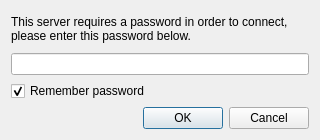
This is src/gui/passwordDlg.ui in Destroyerrrocket/doomseeker-unofficial as Qt 5 draws it before an edit. The edited form follows.
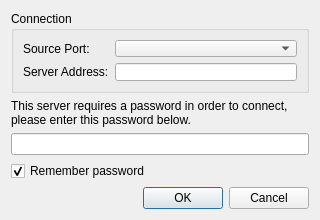
This is the edited form.

Commit message: - You can now just use "--rcon" by itself and get a full connection dialog.  There's still a little bit of cleanup work to do (such as make hasRcon() available without creating a server instance).

Diff of the .ui file:
```diff
--- a/src/gui/passwordDlg.ui
+++ b/src/gui/passwordDlg.ui
@@ -7,11 +7,11 @@
     <x>0</x>
     <y>0</y>
     <width>320</width>
-    <height>140</height>
+    <height>220</height>
    </rect>
   </property>
   <property name="sizePolicy">
-   <sizepolicy hsizetype="Minimum" vsizetype="Fixed">
+   <sizepolicy hsizetype="Maximum" vsizetype="Preferred">
     <horstretch>0</horstretch>
     <verstretch>0</verstretch>
    </sizepolicy>
@@ -19,19 +19,48 @@
   <property name="minimumSize">
    <size>
     <width>320</width>
-    <height>140</height>
+    <height>0</height>
    </size>
   </property>
   <property name="maximumSize">
    <size>
     <width>320</width>
-    <height>140</height>
+    <height>220</height>
    </size>
   </property>
   <property name="windowTitle">
    <string>Connection Password</string>
   </property>
   <layout class="QVBoxLayout" name="verticalLayout">
+   <item>
+    <widget class="QGroupBox" name="connectionBox">
+     <property name="title">
+      <string>Connection</string>
+     </property>
+     <layout class="QFormLayout" name="formLayout">
+      <item row="0" column="0">
+       <widget class="QLabel" name="label_3">
+        <property name="text">
+         <string>Source Port:</string>
+        </property>
+       </widget>
+      </item>
+      <item row="0" column="1">
+       <widget class="QComboBox" name="engines"/>
+      </item>
+      <item row="1" column="0">
+       <widget class="QLabel" name="label_2">
+        <property name="text">
+         <string>Server Address:</string>
+        </property>
+       </widget>
+      </item>
+      <item row="1" column="1">
+       <widget class="QLineEdit" name="leServerAddress"/>
+      </item>
+     </layout>
+    </widget>
+   </item>
    <item>
     <widget class="QLabel" name="label">
      <property name="text">
```
The commit also changes 6 other files.
